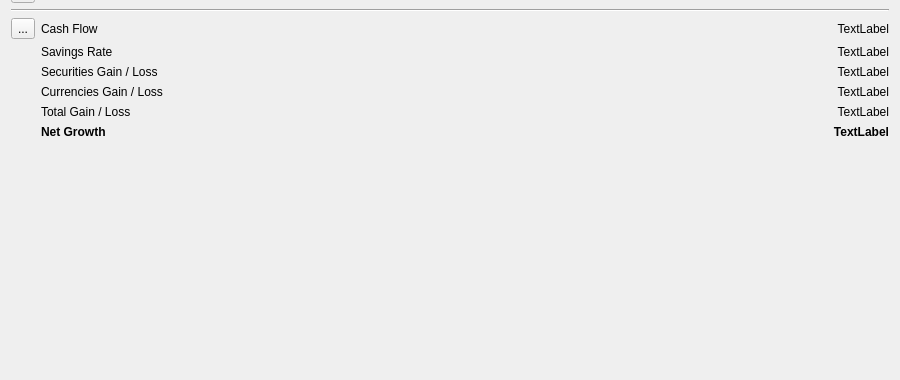
The window that src/views/ui_files/reports/cash_flow_total_report.ui (JakubFranek/Kapytal) describes before a commit, drawn with Qt 5; both pictures show x 0 to 900 and y 220 to 600 of the 900 by 600 pixel window.
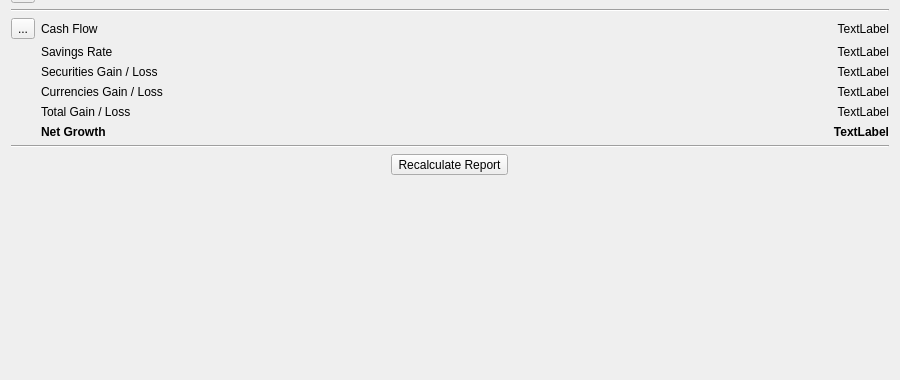
The same window after the commit.

Commit message: Add Recalculate action to Total Cash Flow Report

```diff
--- a/src/views/ui_files/reports/cash_flow_total_report.ui
+++ b/src/views/ui_files/reports/cash_flow_total_report.ui
@@ -21,6 +21,8 @@
   </property>
   <layout class="QHBoxLayout" name="horizontalLayout">
    <item>
+    <layout class="QVBoxLayout" name="verticalLayout_3">
+     <item>
     <layout class="QVBoxLayout" name="verticalLayout">
      <item>
       <layout class="QGridLayout" name="gridLayout">
@@ -432,6 +434,59 @@
        </item>
       </layout>
      </item>
+       <item>
+        <widget class="Line" name="line">
+         <property name="orientation">
+          <enum>Qt::Horizontal</enum>
+         </property>
+        </widget>
+       </item>
+       <item>
+        <layout class="QHBoxLayout" name="horizontalLayout_2">
+         <item>
+          <spacer name="horizontalSpacer_2">
+           <property name="orientation">
+            <enum>Qt::Horizontal</enum>
+           </property>
+           <property name="sizeType">
+            <enum>QSizePolicy::Fixed</enum>
+           </property>
+           <property name="sizeHint" stdset="0">
+            <size>
+             <width>40</width>
+             <height>20</height>
+            </size>
+           </property>
+          </spacer>
+         </item>
+         <item>
+          <widget class="QToolButton" name="recalculateToolButton">
+           <property name="text">
+            <string>Recalculate Report</string>
+           </property>
+           <property name="toolButtonStyle">
+            <enum>Qt::ToolButtonTextBesideIcon</enum>
+           </property>
+          </widget>
+         </item>
+         <item>
+          <spacer name="horizontalSpacer">
+           <property name="orientation">
+            <enum>Qt::Horizontal</enum>
+           </property>
+           <property name="sizeType">
+            <enum>QSizePolicy::Ignored</enum>
+           </property>
+           <property name="sizeHint" stdset="0">
+            <size>
+             <width>40</width>
+             <height>20</height>
+            </size>
+           </property>
+          </spacer>
+         </item>
+        </layout>
+       </item>
      <item>
       <spacer name="verticalSpacer">
        <property name="orientation">
@@ -448,6 +503,8 @@
     </layout>
    </item>
   </layout>
+   </item>
+  </layout>
   <action name="actionShow_Income_Transactions">
    <property name="text">
     <string>Show Income Transactions</string>
```
Left out of the diff: 5 changed lines with no effect on the pictures. Lines whose indentation alone changed are shown as unchanged. The commit also changes 3 other files.
